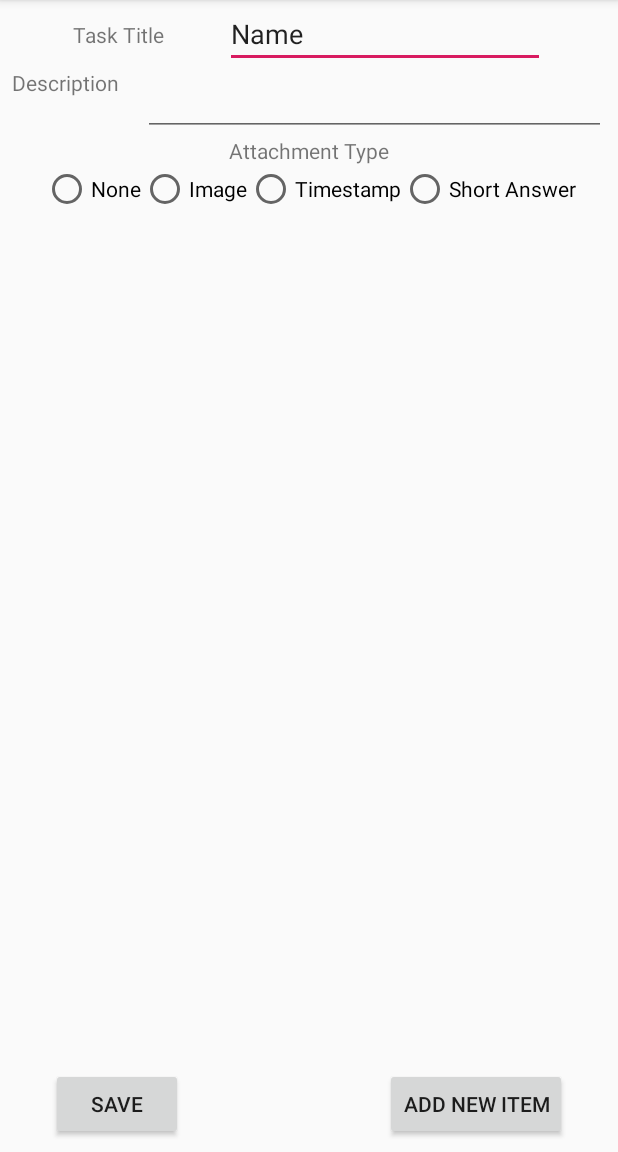
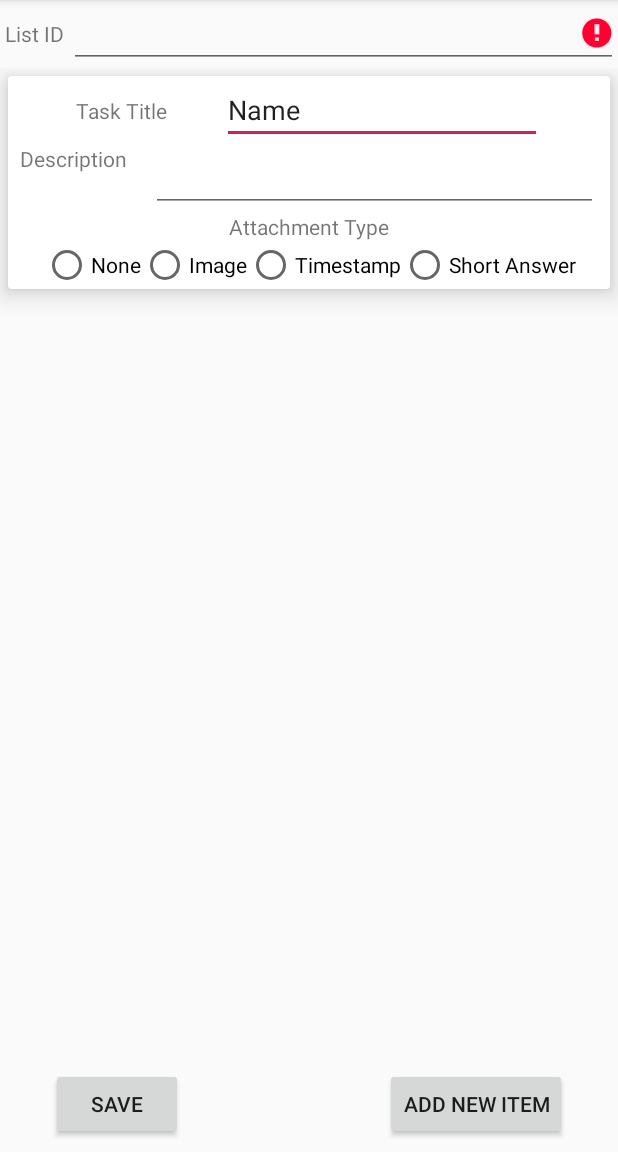
Before and after one commit to moo7md/Lyst, an Android app: the CreateCheckListActivity screen opened directly, with no data from a screen before it, after a tap on "ADD NEW ITEM", on a phone screen of 412 x 824 dp, the part 84-1236 px from its top. Run offline under Robolectric (Android 15) with nearby library versions, the phone set to English and light mode, and no system bars; our stand-ins replace Firebase (no records; nobody signed in at launch, a user with empty details on screens opened directly); 1 other tap on this screen came first.

Commit message:
edited checklist class now you can add items list to firebase

```diff
--- a/app/src/main/java/com/example/lyst/ChecklistCreateCheckListAdapter.java
+++ b/app/src/main/java/com/example/lyst/ChecklistCreateCheckListAdapter.java
@@ -34,11 +34,6 @@ public class ChecklistCreateCheckListAdapter extends RecyclerView.Adapter {
 
     @Override
     public void onBindViewHolder(@NonNull RecyclerView.ViewHolder holder, int position) {
-        holder = (ChecklistItemCreateViewHolder) holder;
-        if (!items.isEmpty()) {
-//            holder.itemView
-        }
-
     }
 
     @Override
@@ -47,7 +42,7 @@ public class ChecklistCreateCheckListAdapter extends RecyclerView.Adapter {
     }
 
     public void AddItem() {
-        items.add(new ChecklistItem(UUID.randomUUID().toString(), "T", "", "", ""));
+        items.add(new ChecklistItem("T", "", ""));
 //        notifyItemInserted(items.size()-1);
         notifyDataSetChanged();
     }
--- a/app/src/main/java/com/example/lyst/ChecklistItem.java
+++ b/app/src/main/java/com/example/lyst/ChecklistItem.java
@@ -2,24 +2,15 @@ package com.example.lyst;
 
 
 public class ChecklistItem {
-    private String id;
     private String title;
     private String desc;
     private String attachmentType;
-    private String attachment;
 
-    public ChecklistItem(String id, String title, String desc, String attachmentType, String attachment) {
-        this.id = id;
+    public ChecklistItem(String title, String desc, String attachmentType) {
         this.title = title;
         this.desc = desc;
         this.attachmentType = attachmentType;
-        this.attachment = attachment;
     }
-
-    public String getId() {
-        return id;
-    }
-
     public String getTitle() {
         return title;
     }
@@ -31,15 +22,6 @@ public class ChecklistItem {
     public String getAttachmentType() {
         return attachmentType;
     }
-
-    public String getAttachment() {
-        return attachment;
-    }
-
-    public void setId(String id) {
-        this.id = id;
-    }
-
     public void setTitle(String title) {
         this.title = title;
     }
@@ -51,8 +33,4 @@ public class ChecklistItem {
     public void setAttachmentType(String attachmentType) {
         this.attachmentType = attachmentType;
     }
-
-    public void setAttachment(String attachment) {
-        this.attachment = attachment;
-    }
 }
--- a/app/src/main/res/layout/activity_create_check_list.xml
+++ b/app/src/main/res/layout/activity_create_check_list.xml
@@ -36,7 +36,35 @@
         app:layout_constraintBottom_toTopOf="@+id/button4"
         app:layout_constraintEnd_toEndOf="parent"
         app:layout_constraintStart_toStartOf="parent"
+        app:layout_constraintTop_toBottomOf="@+id/linearLayout3">
+
+    </androidx.recyclerview.widget.RecyclerView>
+
+    <LinearLayout
+        android:id="@+id/linearLayout3"
+        android:layout_width="0dp"
+        android:layout_height="wrap_content"
+        android:orientation="horizontal"
+        app:layout_constraintEnd_toEndOf="parent"
+        app:layout_constraintStart_toStartOf="parent"
         app:layout_constraintTop_toTopOf="parent">
 
-    </androidx.recyclerview.widget.RecyclerView>
+        <TextView
+            android:id="@+id/textView11"
+            android:layout_width="wrap_content"
+            android:layout_height="wrap_content"
+            android:layout_gravity="center"
+            android:layout_margin="3dp"
+            android:gravity="center"
+            android:text="@string/listID" />
+
+        <EditText
+            android:id="@+id/listID"
+            android:layout_width="0dp"
+            android:layout_height="wrap_content"
+            android:layout_weight="1"
+            android:ems="10"
+            android:inputType="textPersonName" />
+    </LinearLayout>
+
 </androidx.constraintlayout.widget.ConstraintLayout>
--- a/app/src/main/res/layout/checklist_item_create.xml
+++ b/app/src/main/res/layout/checklist_item_create.xml
@@ -1,12 +1,15 @@
 <?xml version="1.0" encoding="utf-8"?>
-<androidx.constraintlayout.widget.ConstraintLayout xmlns:android="http://schemas.android.com/apk/res/android"
+<com.google.android.material.card.MaterialCardView xmlns:android="http://schemas.android.com/apk/res/android"
     xmlns:app="http://schemas.android.com/apk/res-auto"
-    xmlns:tools="http://schemas.android.com/tools"
     android:layout_width="match_parent"
     android:layout_height="wrap_content"
+    app:cardElevation="10dp"
+    android:layout_margin="5dp"
     android:orientation="vertical">
 
-
+<androidx.constraintlayout.widget.ConstraintLayout
+    android:layout_width="match_parent"
+    android:layout_height="match_parent">
     <androidx.constraintlayout.widget.ConstraintLayout
         android:id="@+id/constraintLayout"
         android:layout_width="match_parent"
@@ -124,3 +127,4 @@
         app:layout_constraintStart_toStartOf="parent"
         app:layout_constraintTop_toBottomOf="@+id/constraintLayout2" />
 </androidx.constraintlayout.widget.ConstraintLayout>
+</com.google.android.material.card.MaterialCardView>
--- a/app/src/main/res/values/strings.xml
+++ b/app/src/main/res/values/strings.xml
@@ -30,4 +30,5 @@
     <string name="myList">My List</string>
     <string name="followed">Followed</string>
     <string name="seen">Seen</string>
+    <string name="listID">List ID</string>
 </resources>
```
Also changed, not shown: app/src/main/java/com/example/lyst/CreateCheckListActivity.java (+36 -8 lines), app/src/main/java/com/example/lyst/Database.java (+10 -0 lines), app/src/main/java/com/example/lyst/LoggedInUserActivity.java (+12 -0 lines), app/src/main/java/com/example/lyst/MyLists.java (+4 -5 lines).
